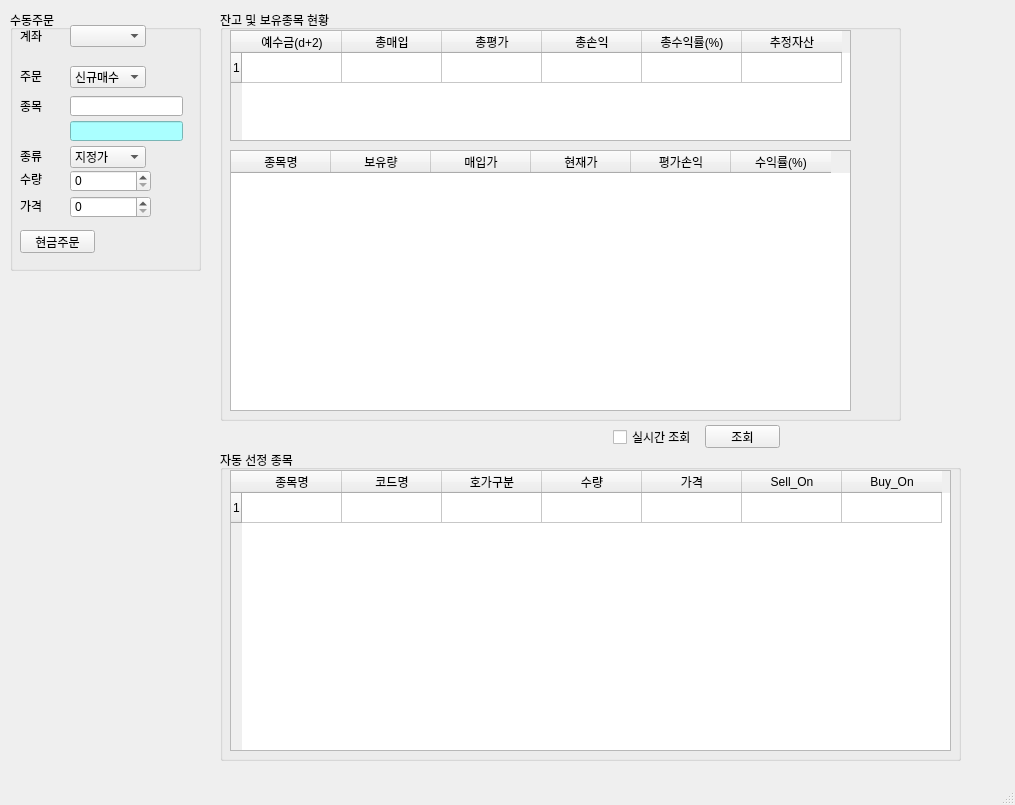
First picture: the form in algorithm_trading_book/chap_18_Develop_real_SW/moving_avg_strategy/pytrader.ui, repository gigoc1/python_tutor, before the edit.
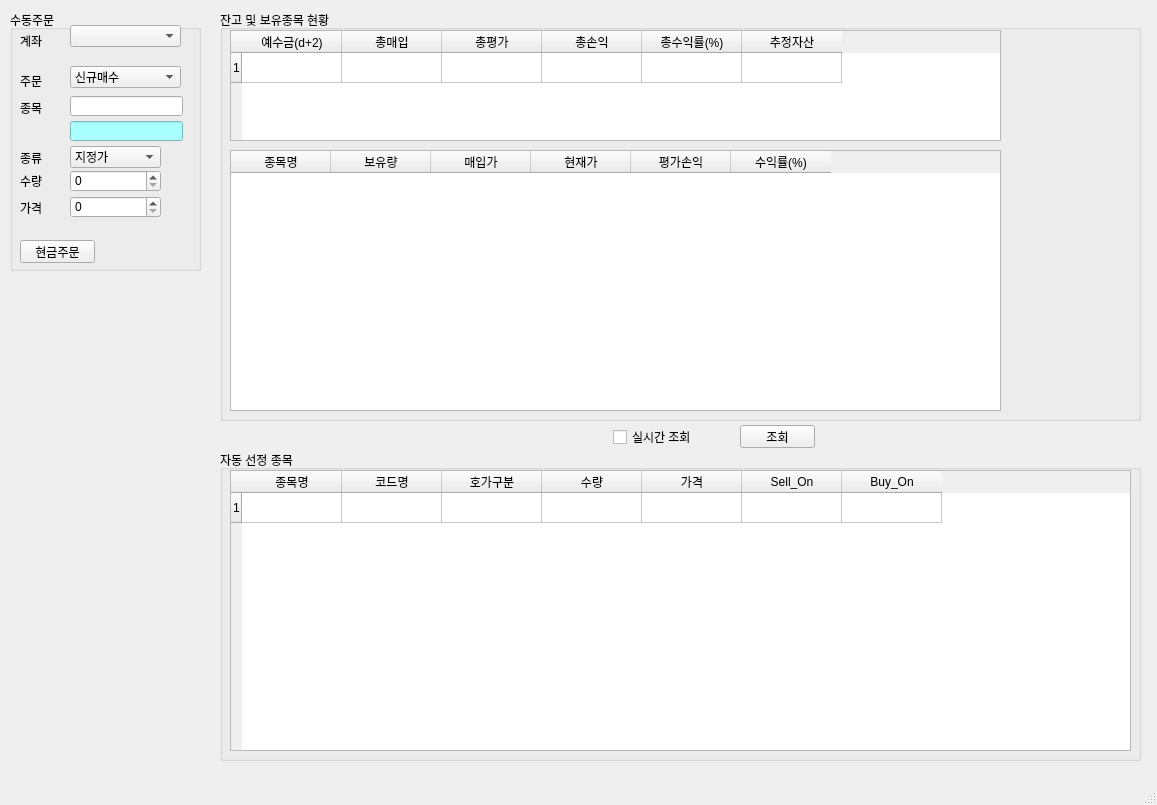
Second picture: the form after the edit.

```diff
--- a/algorithm_trading_book/chap_18_Develop_real_SW/moving_avg_strategy/pytrader.ui
+++ b/algorithm_trading_book/chap_18_Develop_real_SW/moving_avg_strategy/pytrader.ui
@@ -6,7 +6,7 @@
    <rect>
     <x>0</x>
     <y>0</y>
-    <width>1015</width>
+    <width>1157</width>
     <height>805</height>
    </rect>
   </property>
@@ -32,7 +32,7 @@
        <x>10</x>
        <y>20</y>
        <width>56</width>
-       <height>12</height>
+       <height>21</height>
       </rect>
      </property>
      <property name="text">
@@ -45,7 +45,7 @@
        <x>10</x>
        <y>60</y>
        <width>56</width>
-       <height>12</height>
+       <height>21</height>
       </rect>
      </property>
      <property name="text">
@@ -58,7 +58,7 @@
        <x>10</x>
        <y>90</y>
        <width>56</width>
-       <height>12</height>
+       <height>16</height>
       </rect>
      </property>
      <property name="text">
@@ -71,7 +71,7 @@
        <x>10</x>
        <y>140</y>
        <width>56</width>
-       <height>12</height>
+       <height>16</height>
       </rect>
      </property>
      <property name="text">
@@ -84,7 +84,7 @@
        <x>10</x>
        <y>163</y>
        <width>56</width>
-       <height>12</height>
+       <height>16</height>
       </rect>
      </property>
      <property name="text">
@@ -97,7 +97,7 @@
        <x>10</x>
        <y>190</y>
        <width>56</width>
-       <height>12</height>
+       <height>16</height>
       </rect>
      </property>
      <property name="text">
@@ -109,7 +109,7 @@
       <rect>
        <x>60</x>
        <y>15</y>
-       <width>76</width>
+       <width>111</width>
        <height>22</height>
       </rect>
      </property>
@@ -119,7 +119,7 @@
       <rect>
        <x>60</x>
        <y>56</y>
-       <width>76</width>
+       <width>111</width>
        <height>22</height>
       </rect>
      </property>
@@ -149,7 +149,7 @@
       <rect>
        <x>60</x>
        <y>136</y>
-       <width>76</width>
+       <width>91</width>
        <height>22</height>
       </rect>
      </property>
@@ -192,7 +192,7 @@
       <rect>
        <x>60</x>
        <y>160</y>
-       <width>81</width>
+       <width>91</width>
        <height>22</height>
       </rect>
      </property>
@@ -205,7 +205,7 @@
       <rect>
        <x>60</x>
        <y>186</y>
-       <width>81</width>
+       <width>91</width>
        <height>22</height>
       </rect>
      </property>
@@ -220,7 +220,7 @@
      <property name="geometry">
       <rect>
        <x>10</x>
-       <y>220</y>
+       <y>230</y>
        <width>75</width>
        <height>23</height>
       </rect>
@@ -235,7 +235,7 @@
      <rect>
       <x>220</x>
       <y>10</y>
-      <width>681</width>
+      <width>921</width>
       <height>411</height>
      </rect>
     </property>
@@ -247,7 +247,7 @@
       <rect>
        <x>10</x>
        <y>20</y>
-       <width>621</width>
+       <width>771</width>
        <height>111</height>
       </rect>
      </property>
@@ -291,7 +291,7 @@
       <rect>
        <x>10</x>
        <y>140</y>
-       <width>621</width>
+       <width>771</width>
        <height>261</height>
       </rect>
      </property>
@@ -335,7 +335,7 @@
      <rect>
       <x>613</x>
       <y>429</y>
-      <width>81</width>
+      <width>111</width>
       <height>16</height>
      </rect>
     </property>
@@ -346,7 +346,7 @@
    <widget class="QPushButton" name="pushButton_2">
     <property name="geometry">
      <rect>
-      <x>705</x>
+      <x>740</x>
       <y>425</y>
       <width>75</width>
       <height>23</height>
@@ -361,7 +361,7 @@
      <rect>
       <x>220</x>
       <y>450</y>
-      <width>741</width>
+      <width>921</width>
       <height>311</height>
      </rect>
     </property>
@@ -373,7 +373,7 @@
       <rect>
        <x>10</x>
        <y>20</y>
-       <width>721</width>
+       <width>901</width>
        <height>281</height>
       </rect>
      </property>
```
Left out of the diff: 4 changed lines with no effect on the pictures.
